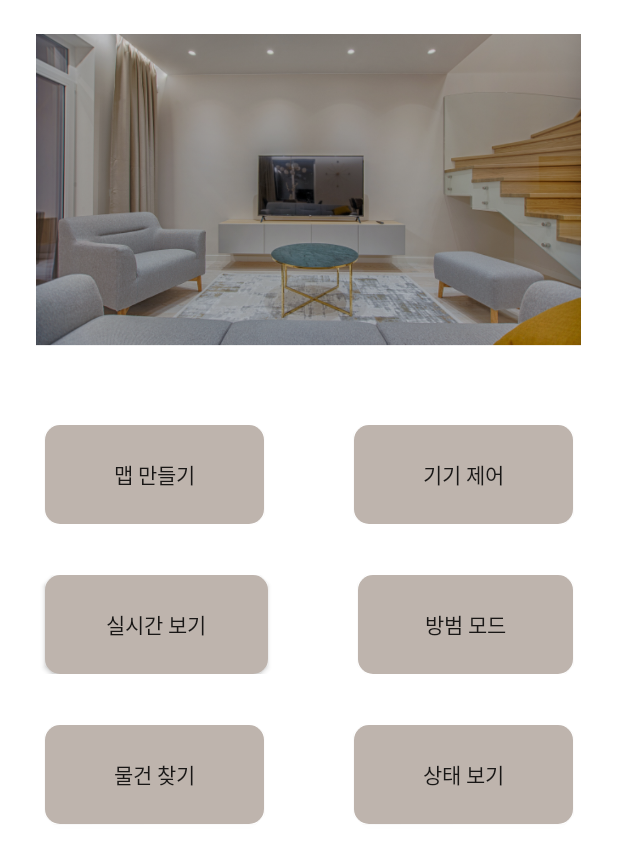
After one commit to ckdghks34/IOT_10jobs, an Android app: the layout activity_main.xml on its own in the app's theme, with its tools: preview values and no code run, on a phone screen of 412 x 824 dp. The commit adds this screen. Shown: the top 863 px of the screen. Run offline under Robolectric (Android 15) with nearby library versions, the phone set to English and light mode, and no system bars.

Commit message:
안드로이드 activity_main 구성

```diff
--- a/android/app/build.gradle
+++ b/android/app/build.gradle
@@ -32,6 +32,7 @@ dependencies {
     implementation 'androidx.appcompat:appcompat:1.2.0'
     implementation 'com.google.android.material:material:1.3.0'
     implementation 'androidx.constraintlayout:constraintlayout:2.0.4'
+    implementation 'com.nex3z:notification-badge:1.0.4'
     testImplementation 'junit:junit:4.+'
     androidTestImplementation 'androidx.test.ext:junit:1.1.2'
     androidTestImplementation 'androidx.test.espresso:espresso-core:3.3.0'
--- /dev/null
+++ b/android/app/src/main/res/drawable/button_corner.xml
@@ -0,0 +1,11 @@
+<?xml version="1.0" encoding="utf-8"?>
+<shape xmlns:android="http://schemas.android.com/apk/res/android"
+    android:padding="10dp"
+    android:shape="rectangle" >
+    <solid android:color="@color/beige" />
+    <corners
+        android:bottomLeftRadius="10dp"
+        android:bottomRightRadius="10dp"
+        android:topLeftRadius="10dp"
+        android:topRightRadius="10dp" />
+</shape>
--- a/android/app/src/main/res/font/font.xml
+++ b/android/app/src/main/res/font/font.xml
@@ -4,4 +4,7 @@
     <font android:fontStyle="normal"
         android:fontWeight="400"
         android:font="@font/jalnan" />
+    <font android:fontStyle="normal"
+        android:fontWeight="400"
+        android:font="@font/paybooc" />
 </font-family>
--- /dev/null
+++ b/android/app/src/main/res/layout/activity_control.xml
@@ -0,0 +1,6 @@
+<?xml version="1.0" encoding="utf-8"?>
+<androidx.constraintlayout.widget.ConstraintLayout xmlns:android="http://schemas.android.com/apk/res/android"
+    android:layout_width="match_parent"
+    android:layout_height="match_parent">
+
+</androidx.constraintlayout.widget.ConstraintLayout>
--- /dev/null
+++ b/android/app/src/main/res/layout/activity_main.xml
@@ -0,0 +1,141 @@
+<?xml version="1.0" encoding="utf-8"?>
+<FrameLayout xmlns:android="http://schemas.android.com/apk/res/android"
+    xmlns:app="http://schemas.android.com/apk/res-auto"
+    xmlns:tools="http://schemas.android.com/tools"
+    android:layout_width="match_parent"
+    android:layout_height="match_parent"
+    tools:context=".MainActivity"
+
+    >
+
+<!--    <FrameLayout-->
+<!--        android:id="@+id/frameLayout"-->
+<!--        android:layout_width="0dp"-->
+<!--        android:layout_height="0dp"-->
+<!--        android:layout_marginStart="1dp"-->
+<!--        android:layout_marginTop="1dp"-->
+<!--        android:layout_marginEnd="1dp"-->
+<!--        android:layout_marginBottom="1dp"-->
+<!--        app:layout_constraintBottom_toBottomOf="parent"-->
+<!--        app:layout_constraintEnd_toEndOf="parent"-->
+<!--        app:layout_constraintStart_toStartOf="parent"-->
+<!--        app:layout_constraintTop_toTopOf="parent">-->
+
+        <LinearLayout
+            android:layout_width="match_parent"
+            android:layout_height="match_parent"
+            android:orientation="vertical">
+
+
+<!--            <ImageButton-->
+<!--                android:id="@+id/imageButton"-->
+<!--                android:layout_marginTop="10dp"-->
+<!--                android:layout_marginRight="10dp"-->
+<!--                android:layout_width="32dp"-->
+<!--                android:layout_height="32dp"-->
+<!--                android:layout_gravity="right"-->
+<!--                android:backgroundTint="@color/white"-->
+<!--                app:srcCompat="@drawable/bell_32"-->
+<!--                tools:srcCompat="@drawable/bell_32" />-->
+
+            <ImageView
+                android:id="@+id/imageView2"
+                android:layout_width="363dp"
+                android:layout_height="253dp"
+                android:layout_gravity="center_horizontal"
+                app:srcCompat="@drawable/home" />
+
+            <RelativeLayout
+                android:layout_width="match_parent"
+                android:layout_height="match_parent"
+                android:layout_marginTop="30dp">
+
+                <LinearLayout
+                    android:layout_width="match_parent"
+                    android:layout_height="wrap_content"
+                    android:orientation="horizontal">
+
+                    <androidx.appcompat.widget.AppCompatButton
+                        android:id="@+id/button3"
+                        android:layout_width="wrap_content"
+                        android:layout_height="66dp"
+                        android:layout_marginLeft="30dp"
+                        android:layout_marginRight="30dp"
+                        android:layout_weight="1"
+                        android:background="@drawable/button_corner"
+                        android:fontFamily="@font/paybooc"
+                        android:text="맵 만들기" />
+
+                    <androidx.appcompat.widget.AppCompatButton
+                        android:id="@+id/button4"
+                        android:layout_width="wrap_content"
+                        android:layout_height="66dp"
+                        android:layout_marginLeft="30dp"
+                        android:layout_marginRight="30dp"
+                        android:layout_weight="1"
+                        android:background="@drawable/button_corner"
+                        android:fontFamily="@font/paybooc"
+                        android:text="기기 제어" />
+                </LinearLayout>
+
+                <LinearLayout
+                    android:layout_width="match_parent"
+                    android:layout_height="wrap_content"
+                    android:orientation="horizontal"
+                    android:layout_marginTop="100dp">
+
+                    <androidx.appcompat.widget.AppCompatButton
+                        android:id="@+id/button5"
+                        android:layout_width="94dp"
+                        android:layout_height="66dp"
+                        android:layout_marginLeft="30dp"
+                        android:layout_marginRight="30dp"
+                        android:layout_weight="1"
+                        android:background="@drawable/button_corner"
+                        android:fontFamily="@font/paybooc"
+                        android:text="실시간 보기" />
+
+                    <androidx.appcompat.widget.AppCompatButton
+                        android:id="@+id/button6"
+                        android:layout_width="wrap_content"
+                        android:layout_height="66dp"
+                        android:layout_marginLeft="30dp"
+                        android:layout_marginRight="30dp"
+                        android:layout_weight="1"
+                        android:background="@drawable/button_corner"
+                        android:fontFamily="@font/paybooc"
+                        android:text="방범 모드" />
+                </LinearLayout>
+
+                <LinearLayout
+                    android:layout_width="match_parent"
+                    android:layout_height="match_parent"
+                    android:layout_marginTop="200dp"
+                    android:orientation="horizontal">
+
+                    <androidx.appcompat.widget.AppCompatButton
+                        android:id="@+id/button7"
+                        android:layout_width="wrap_content"
+                        android:layout_height="66dp"
+                        android:layout_marginLeft="30dp"
+                        android:layout_marginRight="30dp"
+                        android:layout_weight="1"
+                        android:background="@drawable/button_corner"
+                        android:fontFamily="@font/paybooc"
+                        android:text="물건 찾기" />
+
+                    <androidx.appcompat.widget.AppCompatButton
+                        android:id="@+id/button9"
+                        android:layout_width="wrap_content"
+                        android:layout_height="66dp"
+                        android:layout_marginLeft="30dp"
+                        android:layout_marginRight="30dp"
+                        android:layout_weight="1"
+                        android:background="@drawable/button_corner"
+                        android:fontFamily="@font/paybooc"
+                        android:text="상태 보기" />
+                </LinearLayout>
+            </RelativeLayout>
+
+        </LinearLayout>
+</FrameLayout>
--- a/android/app/src/main/res/values/colors.xml
+++ b/android/app/src/main/res/values/colors.xml
@@ -8,4 +8,5 @@
     <color name="black">#FF000000</color>
     <color name="white">#FFFFFFFF</color>
     <color name="mainColor">#BEB4AD</color>
+    <color name="beige">#BEB4AD</color>
 </resources>
```
Also changed, not shown: android/app/src/main/res/drawable/bell.png (added), android/app/src/main/res/drawable/bell_32.png (added), android/app/src/main/res/drawable/home.png, 1 other file.
